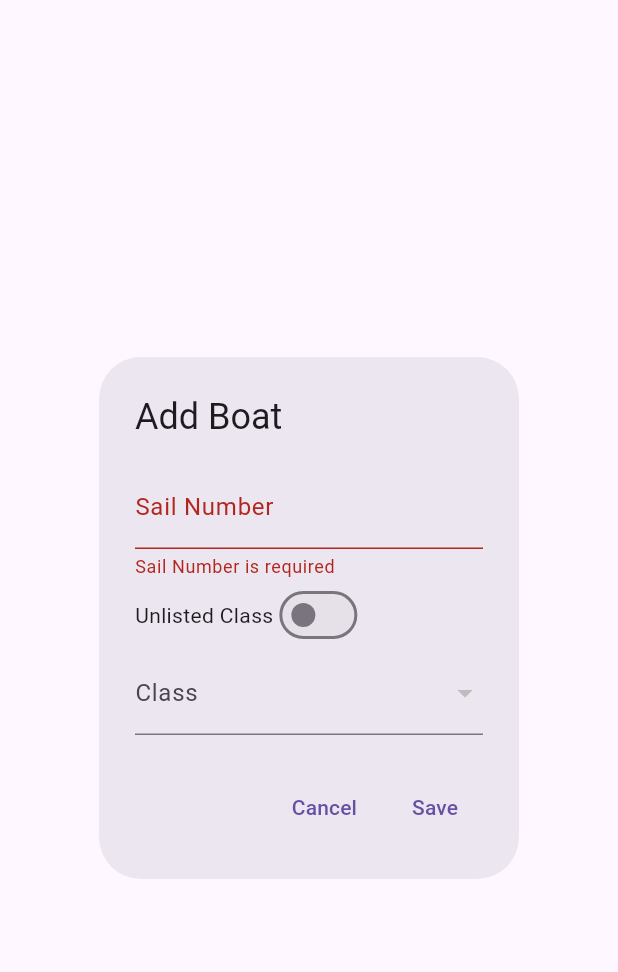
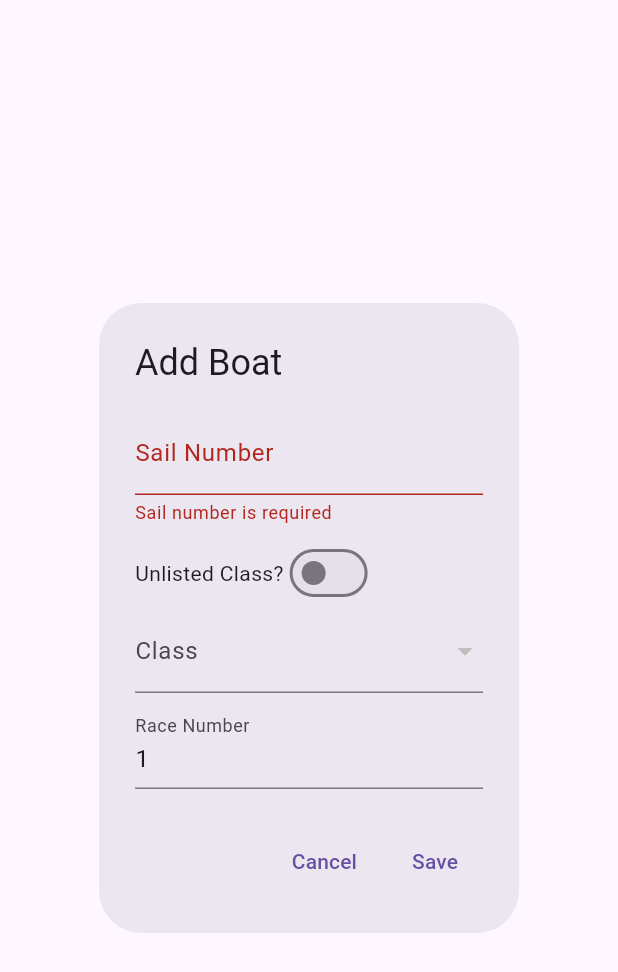
Before and after one commit to rotor-rig/racebox-mobile, a Flutter app: the AddBoatDialog widget shown alone on an empty page, opened directly with empty values, after a tap on "Save", on a phone screen of 412 x 824 dp. Shown: the top 972 px of the screen. Run offline on Flutter 3.47's test engine with Material 3 defaults, Android fonts, the light colour scheme and no system bars; our stand-ins replace shared_preferences; accounts and stored records are empty.

Commit message:
added race number

```diff
--- a/lib/main.dart
+++ b/lib/main.dart
@@ -117,8 +117,8 @@ class _RaceTimerScreenState extends State<RaceTimerScreen> {
     }
   }
 
-  void addBoat(
-      String sailNumber, String boatClass, String shortName, int handicap) {
+  void addBoat(String sailNumber, String boatClass, String shortName,
+      int handicap, int raceNumber) {
     setState(() {
       // Ensure unique ID by using uuidv4
       final uniqueId = const Uuid().v4();
@@ -130,6 +130,7 @@ class _RaceTimerScreenState extends State<RaceTimerScreen> {
             ? shortName
             : null, // Ensure shortName is assigned
         handicap: handicap,
+        raceNumber: raceNumber,
       ));
     });
     saveState();
@@ -295,9 +296,9 @@ class _RaceTimerScreenState extends State<RaceTimerScreen> {
       builder: (BuildContext context) {
         return AddBoatDialog(
           predefinedClasses: boatClasses, // Change type to List<BoatClass>
-          onAddBoat: (sailNumber, boatClass, shortName, handicap) {
-            addBoat(sailNumber, boatClass, shortName,
-                handicap); // Ensure shortName is passed here
+          onAddBoat: (sailNumber, boatClass, shortName, handicap, raceNumber) {
+            addBoat(sailNumber, boatClass, shortName, handicap,
+                raceNumber); // Ensure shortName is passed here
           },
         );
       },
@@ -657,7 +658,7 @@ class _RaceTimerScreenState extends State<RaceTimerScreen> {
 
 class AddBoatDialog extends StatefulWidget {
   final List<BoatClass> predefinedClasses; // Change type to List<BoatClass>
-  final Function(String, String, String, int) onAddBoat;
+  final Function(String, String, String, int, int) onAddBoat;
 
   const AddBoatDialog(
       {super.key, required this.predefinedClasses, required this.onAddBoat});
@@ -671,9 +672,11 @@ class _AddBoatDialogState extends State<AddBoatDialog> {
   final _classController = TextEditingController();
   final _shortNameController = TextEditingController();
   final _handicapController = TextEditingController(text: '1000');
+  final _raceNumberController = TextEditingController(text: '1');
   bool _isCustomClass = false;
   bool _isSailNumberValid = true;
   bool _isClassValid = true;
+  bool _isRaceNumberValid = true;
 
   @override
   void initState() {
@@ -706,12 +709,13 @@ class _AddBoatDialogState extends State<AddBoatDialog> {
             controller: _sailNumberController,
             decoration: InputDecoration(
               labelText: 'Sail Number',
-              errorText: _isSailNumberValid ? null : 'Sail Number is required',
+              errorText: _isSailNumberValid ? null : 'Sail number is required',
             ),
           ),
+          const SizedBox(height: 8),
           Row(
             children: [
-              const Text('Unlisted Class'),
+              const Text('Unlisted Class?'),
               Switch(
                 value: _isCustomClass,
                 onChanged: (bool value) {
@@ -773,6 +777,15 @@ class _AddBoatDialogState extends State<AddBoatDialog> {
                 labelText: 'Class',
               ),
             ),
+          const SizedBox(height: 8),
+          TextField(
+            controller: _raceNumberController,
+            decoration: InputDecoration(
+              labelText: 'Race Number',
+              errorText: _isRaceNumberValid ? null : 'Race number is required',
+            ),
+            keyboardType: TextInputType.number,
+          ),
         ],
       ),
       actions: [
@@ -788,14 +801,17 @@ class _AddBoatDialogState extends State<AddBoatDialog> {
               _isSailNumberValid = _sailNumberController.text.isNotEmpty;
               _isClassValid =
                   !_isCustomClass || _classController.text.isNotEmpty;
+              _isRaceNumberValid = _raceNumberController.text.isNotEmpty && int.tryParse(_raceNumberController.text) != null;
             });
 
-            if (_isSailNumberValid && _isClassValid) {
+            if (_isSailNumberValid && _isClassValid && _isRaceNumberValid) {
               final sailNumber = _sailNumberController.text;
               final boatClass = _classController.text;
               final shortName = _shortNameController.text;
-              final handicap = int.parse(_handicapController.text);
-              widget.onAddBoat(sailNumber, boatClass, shortName, handicap);
+              final handicap = int.tryParse(_handicapController.text) == null ? 1000 : int.parse(_handicapController.text);
+              final raceNumber = int.parse(_raceNumberController.text);
+              widget.onAddBoat(
+                  sailNumber, boatClass, shortName, handicap, raceNumber);
               Navigator.of(context).pop();
             }
           },
@@ -811,6 +827,7 @@ class _AddBoatDialogState extends State<AddBoatDialog> {
     _classController.dispose();
     _shortNameController.dispose();
     _handicapController.dispose();
+    _raceNumberController.dispose();
     super.dispose();
   }
 }
--- a/lib/models/boat.dart
+++ b/lib/models/boat.dart
@@ -8,6 +8,7 @@ class Boat {
   final int handicap;
   String? finishTime;
   DateTime? finishDateTime;
+  int? raceNumber;
 
   Boat({
     required this.id,
@@ -17,6 +18,7 @@ class Boat {
     required this.handicap,
     this.finishTime,
     this.finishDateTime,
+    this.raceNumber,
   });
 
   Map<String, dynamic> toMap() {
@@ -28,6 +30,7 @@ class Boat {
       'handicap': handicap,
       'finishTime': finishTime,
       'finishDateTime': finishDateTime?.toIso8601String(),
+      'raceNumber': raceNumber,
     };
   }
 
@@ -42,6 +45,7 @@ class Boat {
       finishDateTime: map['finishDateTime'] != null
           ? DateTime.parse(map['finishDateTime'])
           : null,
+      raceNumber: map['raceNumber'],
     );
   }
 }
```
Also changed, not shown: lib/fixed_size_boat_card.dart (+19 -0 lines), 4 other files.
